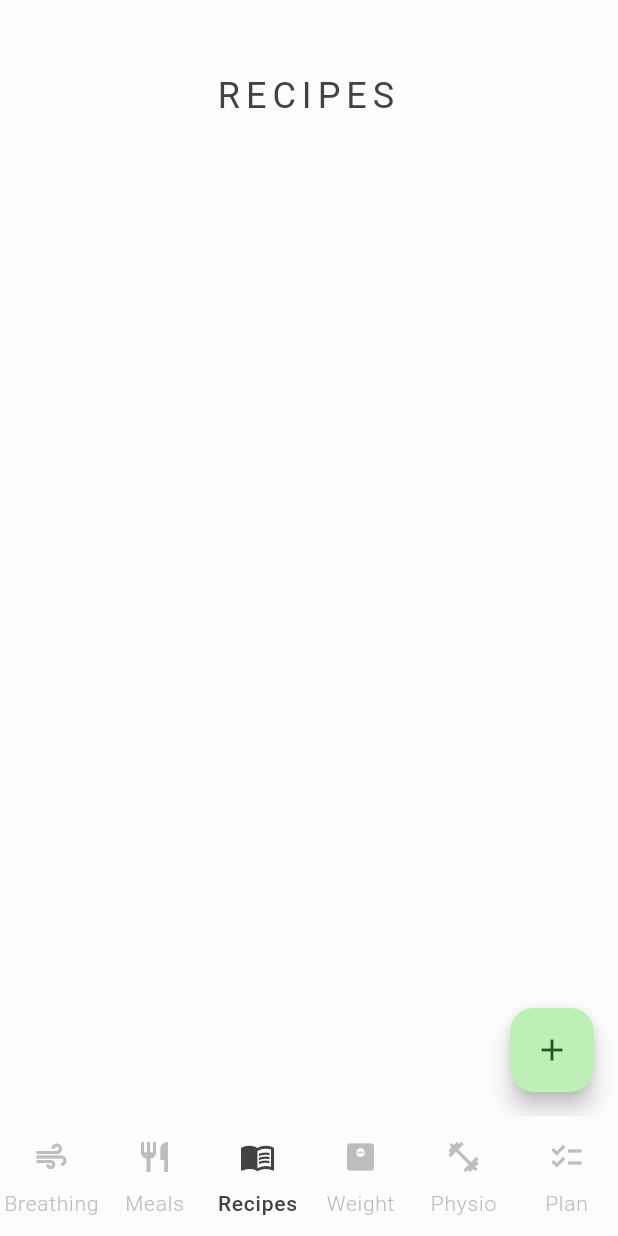
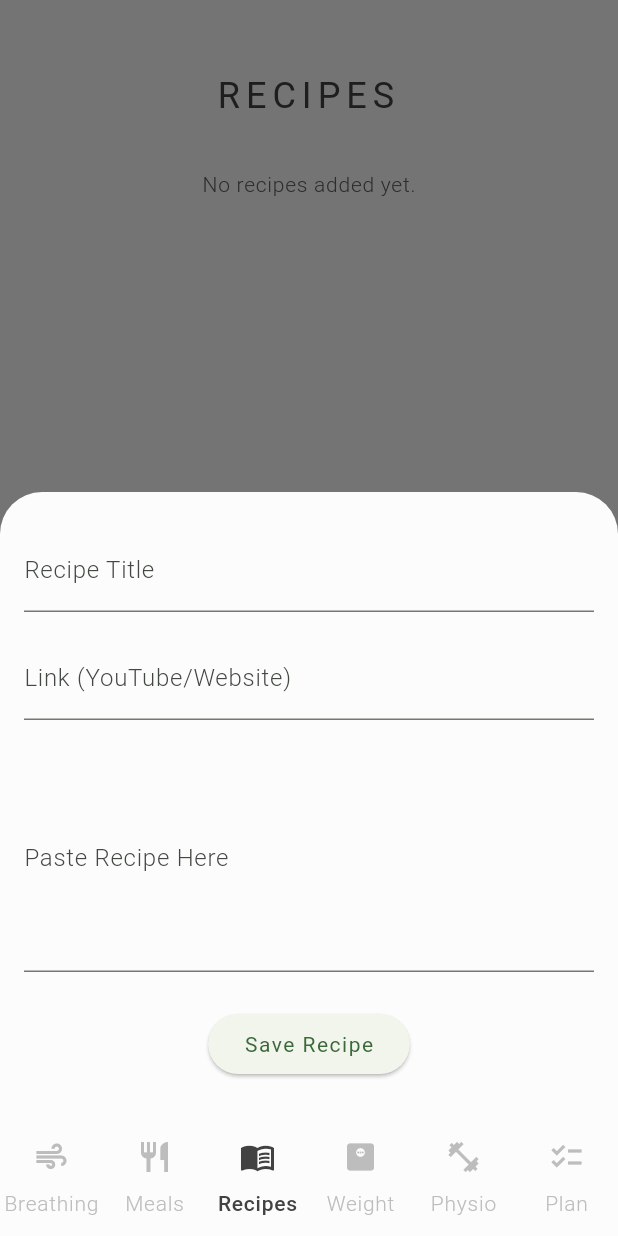
Before and after one commit to alcelaser/breathe, a Flutter app: the RecipesScreen screen opened by its route, after a tap on the "add" icon, on a phone screen of 412 x 824 dp. Run offline on Flutter 3.47's test engine with Material 3 defaults, Android fonts, the phone set to English and light mode, and no system bars; our stand-ins replace fl_chart, flutter_riverpod, go_router, sqflite; accounts and stored records are empty.

Commit message:
Fix recipe screen FAB routing and bump version to 0.2.1

```diff
--- a/lib/features/recipes/ui/recipes_screen.dart
+++ b/lib/features/recipes/ui/recipes_screen.dart
@@ -1,10 +1,14 @@
 import 'package:flutter/material.dart';
+import 'package:flutter_riverpod/flutter_riverpod.dart';
+import 'package:recovery_app/features/recipes/providers/recipes_providers.dart';
 
-class RecipesScreen extends StatelessWidget {
+class RecipesScreen extends ConsumerWidget {
   const RecipesScreen({super.key});
 
   @override
-  Widget build(BuildContext context) {
+  Widget build(BuildContext context, WidgetRef ref) {
+    final recipesAsyncValue = ref.watch(recipesNotifierProvider);
+
     return Scaffold(
       body: SafeArea(
         child: Center(
@@ -22,18 +26,108 @@ class RecipesScreen extends StatelessWidget {
                       ),
                 ),
                 const SizedBox(height: 32),
-                // TODO: list recipes here
+                recipesAsyncValue.when(
+                  data: (recipes) {
+                    if (recipes.isEmpty) {
+                      return const Center(
+                        child: Text('No recipes added yet.'),
+                      );
+                    }
+                    return Column(
+                      children: recipes.map((recipe) {
+                        return ListTile(
+                          title: Text(recipe.title),
+                          subtitle: Text(recipe.sourceLink ?? 'No link'),
+                          trailing: IconButton(
+                            icon: const Icon(Icons.delete),
+                            onPressed: () => ref
+                                .read(recipesNotifierProvider.notifier)
+                                .deleteRecipe(recipe.id),
+                          ),
+                          onTap: () {
+                            // show details
+                          },
+                        );
+                      }).toList(),
+                    );
+                  },
+                  loading: () => const Center(child: CircularProgressIndicator()),
+                  error: (error, stack) => Center(child: Text('Error: $error')),
+                ),
               ],
             ),
           ),
         ),
       ),
       floatingActionButton: FloatingActionButton(
+        elevation: 0,
+        backgroundColor: const Color(0xFFEEEEEE),
+        foregroundColor: const Color(0xFF424242),
         onPressed: () {
-          // TODO: open add recipe sheet
+          _showAddRecipeSheet(context, ref);
         },
         child: const Icon(Icons.add),
       ),
     );
   }
+
+  void _showAddRecipeSheet(BuildContext context, WidgetRef ref) {
+    final titleController = TextEditingController();
+    final linkController = TextEditingController();
+    final contentController = TextEditingController();
+
+    showModalBottomSheet(
+      context: context,
+      isScrollControlled: true,
+      builder: (context) {
+        return Padding(
+          padding: EdgeInsets.only(
+            bottom: MediaQuery.of(context).viewInsets.bottom,
+            left: 16,
+            right: 16,
+            top: 24,
+          ),
+          child: Column(
+            mainAxisSize: MainAxisSize.min,
+            children: [
+              TextField(
+                controller: titleController,
+                decoration: const InputDecoration(labelText: 'Recipe Title'),
+              ),
+              const SizedBox(height: 16),
+              TextField(
+                controller: linkController,
+                decoration: const InputDecoration(labelText: 'Link (YouTube/Website)'),
+              ),
+              const SizedBox(height: 16),
+              TextField(
+                controller: contentController,
+                maxLines: 5,
+                decoration: const InputDecoration(labelText: 'Paste Recipe Here'),
+              ),
+              const SizedBox(height: 24),
+              ElevatedButton(
+                onPressed: () {
+                  final title = titleController.text.trim();
+                  final link = linkController.text.trim();
+                  final content = contentController.text.trim();
+
+                  if (title.isNotEmpty) {
+                    ref.read(recipesNotifierProvider.notifier).addRecipe(
+                      title,
+                      link.isEmpty ? null : link,
+                      content.isEmpty ? null : content,
+                    );
+                    Navigator.pop(context);
+                  }
+                },
+                child: const Text('Save Recipe'),
+              ),
+              const SizedBox(height: 24),
+            ],
+          ),
+        );
+      },
+    );
+  }
 }
--- a/pubspec.yaml
+++ b/pubspec.yaml
@@ -1,7 +1,7 @@
 name: recovery_app
 description: Personal recovery companion app.
 publish_to: 'none'
-version: 0.1.9
+version: 0.2.1
 
 environment:
   sdk: '>=3.2.0 <4.0.0'
```
Also changed, not shown: lib/features/recipes/presentation/screens/recipes_screen.dart (deleted, +0 -112 lines).
